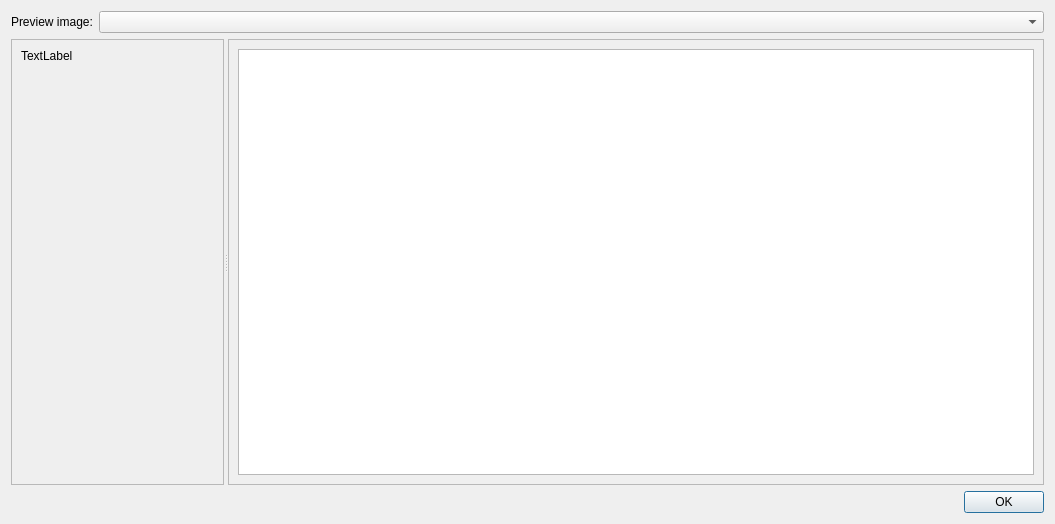
riuson/lcd-image-converter, file controls/setup/dialogpreview.ui: the form before one commit.
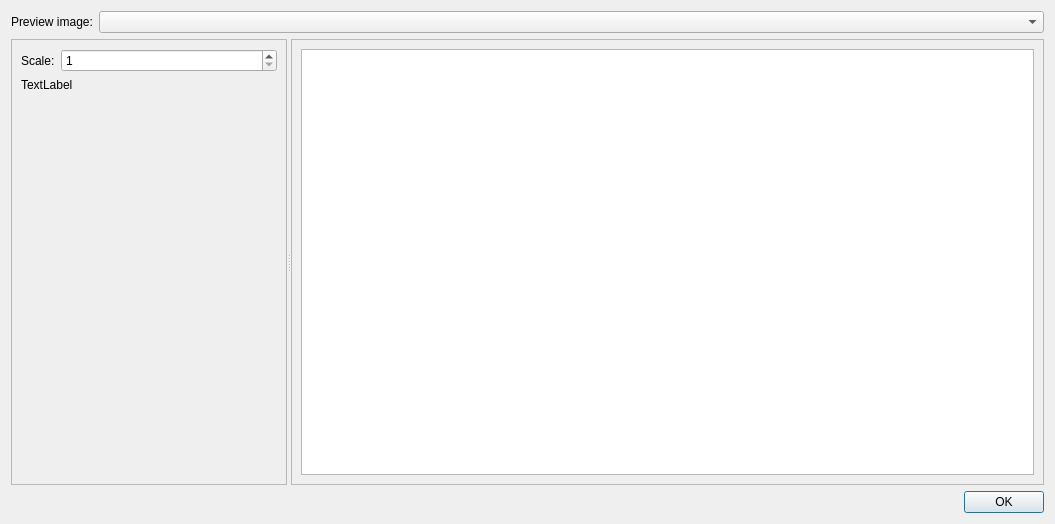
The form after the commit.

```diff
--- a/controls/setup/dialogpreview.ui
+++ b/controls/setup/dialogpreview.ui
@@ -58,13 +58,52 @@
         <rect>
          <x>0</x>
          <y>0</y>
-         <width>514</width>
+         <width>197</width>
          <height>447</height>
         </rect>
        </property>
-       <layout class="QHBoxLayout" name="horizontalLayout_2">
+       <layout class="QVBoxLayout" name="verticalLayout_2">
+        <item>
+         <layout class="QHBoxLayout" name="horizontalLayout_2">
+          <item>
+           <widget class="QLabel" name="label">
+            <property name="sizePolicy">
+             <sizepolicy hsizetype="Minimum" vsizetype="Minimum">
+              <horstretch>0</horstretch>
+              <verstretch>0</verstretch>
+             </sizepolicy>
+            </property>
+            <property name="text">
+             <string>Scale:</string>
+            </property>
+           </widget>
+          </item>
+          <item>
+           <widget class="QSpinBox" name="spinBoxScale">
+            <property name="sizePolicy">
+             <sizepolicy hsizetype="Expanding" vsizetype="Fixed">
+              <horstretch>0</horstretch>
+              <verstretch>0</verstretch>
+             </sizepolicy>
+            </property>
+            <property name="minimum">
+             <number>1</number>
+            </property>
+            <property name="maximum">
+             <number>50</number>
+            </property>
+           </widget>
+          </item>
+         </layout>
+        </item>
         <item>
          <widget class="QLabel" name="labelPreview">
+          <property name="sizePolicy">
+           <sizepolicy hsizetype="Preferred" vsizetype="Expanding">
+            <horstretch>0</horstretch>
+            <verstretch>0</verstretch>
+           </sizepolicy>
+          </property>
           <property name="text">
            <string notr="true">TextLabel</string>
           </property>
@@ -85,7 +124,7 @@
         <rect>
          <x>0</x>
          <y>0</y>
-         <width>514</width>
+         <width>831</width>
          <height>447</height>
         </rect>
        </property>
```
Left out of the diff: 3 changed lines with no effect on the pictures.
